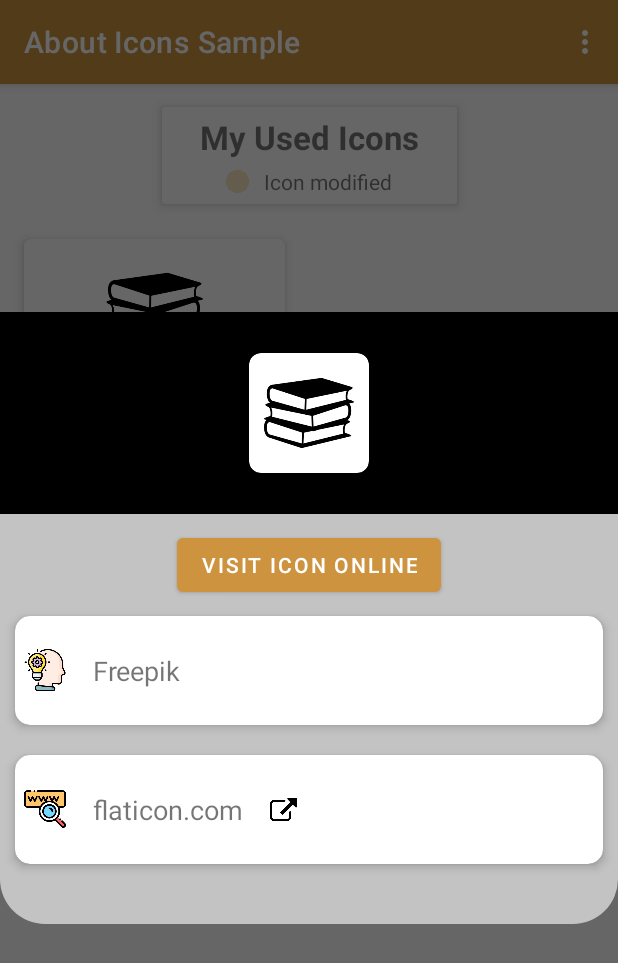
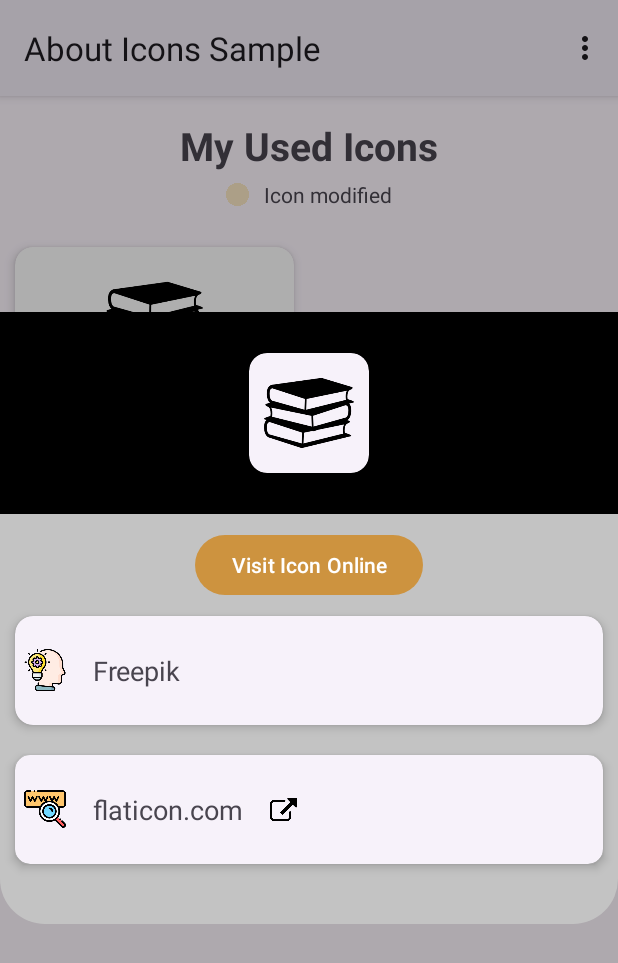
Before and after one commit to cyb3rko/about-icons, an Android app: the screen it shows after launch (MainActivity), after a tap on an icon or button, on a phone screen of 412 x 824 dp. Shown: the top 963 px of the screen. Run offline under Robolectric (Android 15) with nearby library versions, the phone set to English and light mode, and no system bars; 1 statement that could not run was skipped.

Commit message:
Update library design

```diff
--- a/app/src/main/java/com/cyb3rko/abouticonssample/About.kt
+++ b/app/src/main/java/com/cyb3rko/abouticonssample/About.kt
@@ -39,7 +39,10 @@ class About : AppCompatActivity() {
             )
             .addEmail("niko@cyb3rko.de", "Contact me")
             // GitHub item
-            .addGitHub("cyb3rko", "Take a look at my other projects")
+            .addItem(Element().setTitle("Take a look at my other projects").setIconDrawable(githubIcon).setOnClickListener {
+                    startActivity(Intent(Intent.ACTION_VIEW, Uri.parse("https://github.com/cyb3rko/")))
+                }
+            )
             .addItem(
                 Element().setTitle("Follow me").setIconDrawable(instagramIcon)
                     .setIconTint(instagramColor).setOnClickListener {
--- a/app/src/main/res/values/styles.xml
+++ b/app/src/main/res/values/styles.xml
@@ -1,13 +1,13 @@
 <resources>
     <!-- Base application theme. -->
-    <style name="AppTheme" parent="Theme.MaterialComponents.DayNight.DarkActionBar">
+    <style name="AppTheme" parent="Theme.Material3.DayNight">
         <!-- Customize your theme here. -->
         <item name="colorPrimary">@color/colorPrimary</item>
         <item name="colorPrimaryDark">@color/colorPrimaryDark</item>
         <item name="colorAccent">@color/colorAccent</item>
     </style>
 
-    <style name="NoActionBar" parent="Theme.MaterialComponents.DayNight.DarkActionBar">
+    <style name="NoActionBar" parent="Theme.Material3.DayNight.NoActionBar">
         <item name="colorPrimary">@color/colorPrimary</item>
         <item name="colorPrimaryDark">@color/colorPrimaryDark</item>
         <item name="colorAccent">@color/colorAccent</item>
--- a/library/src/main/java/com/cyb3rko/abouticons/RecyclerViewAdapter.kt
+++ b/library/src/main/java/com/cyb3rko/abouticons/RecyclerViewAdapter.kt
@@ -8,11 +8,10 @@ import android.view.LayoutInflater
 import android.view.View
 import android.view.ViewGroup
 import android.widget.ImageView
-import android.widget.LinearLayout
 import android.widget.TextView
-import androidx.core.content.ContextCompat
 import androidx.core.content.res.ResourcesCompat
 import androidx.recyclerview.widget.RecyclerView
+import com.google.android.material.card.MaterialCardView
 
 class RecyclerViewAdapter(
     private val appContext: Context,
@@ -37,17 +36,22 @@ class RecyclerViewAdapter(
     @SuppressLint("SetTextI18n")
     override fun onBindViewHolder(holder: RecyclerView.ViewHolder, position: Int) {
         val model = getItem(position)
-        val genericViewHolder = holder as ViewHolder
+        val viewholder = holder as ViewHolder
 
-        if (allowModificationAnnotation && model.modified) {
-            genericViewHolder.itemLinLayout.setBackgroundColor(ContextCompat.getColor(appContext, R.color.colorModified))
+        val cardBackground = if (allowModificationAnnotation && model.modified) {
+            R.drawable.cardview_modified_background
         } else {
-            genericViewHolder.itemLinLayout.setBackgroundColor(ContextCompat.getColor(appContext, R.color.colorNotModified))
+            R.drawable.cardview_background
         }
-        genericViewHolder.imgUser.setImageDrawable(usedDrawables[position])
+        viewholder.container.background = ResourcesCompat.getDrawable(
+            appContext.resources,
+            cardBackground,
+            appContext.theme
+        )
+        viewholder.imgUser.setImageDrawable(usedDrawables[position])
         if (model.iconLicense.isNotEmpty()) {
-            genericViewHolder.itemLicense.visibility = View.VISIBLE
-            genericViewHolder.itemLicense.text = when (model.iconLicense) {
+            viewholder.itemLicense.visibility = View.VISIBLE
+            viewholder.itemLicense.text = when (model.iconLicense) {
                 "apache_2.0" -> "Apache 2.0"
                 "mit" -> "MIT License"
                 "cc_by_sa_3.0" -> "CC BY-SA 3.0"
@@ -59,11 +63,11 @@ class RecyclerViewAdapter(
                 else -> "..."
             }
         } else {
-            genericViewHolder.itemLicense.visibility = View.GONE
+            viewholder.itemLicense.visibility = View.GONE
         }
         val author = model.author
-        genericViewHolder.itemTxtTitle.text = (if (author != "[Missing]") "by " else "") + author
-        genericViewHolder.itemTxtMessage.text = model.website
+        viewholder.itemTxtTitle.text = (if (author != "[Missing]") "by " else "") + author
+        viewholder.itemTxtMessage.text = model.website
     }
 
     override fun getItemCount(): Int = modelList.size
@@ -106,7 +110,7 @@ class RecyclerViewAdapter(
     fun getDrawableName(index: Int): String = drawableNames[index].substring(1)
 
     inner class ViewHolder(itemView: View) : RecyclerView.ViewHolder(itemView) {
-        var itemLinLayout: LinearLayout = itemView.findViewById(R.id.linearLayout)
+        var container: MaterialCardView = itemView.findViewById(R.id.container)
         var imgUser: ImageView = itemView.findViewById(R.id.img_user)
         var itemLicense: TextView = itemView.findViewById(R.id.item_license)
         var itemTxtTitle: TextView = itemView.findViewById(R.id.item_txt_title)
--- /dev/null
+++ b/library/src/main/res/drawable/cardview_background.xml
@@ -0,0 +1,13 @@
+<?xml version="1.0" encoding="utf-8"?>
+<shape xmlns:android="http://schemas.android.com/apk/res/android">
+
+    <solid android:color="@color/colorNotModified" />
+    <corners android:radius="12dp" />
+
+    <padding
+        android:top="1dp"
+        android:left="1dp"
+        android:right="1dp"
+        android:bottom="1dp" />
+
+</shape>
--- /dev/null
+++ b/library/src/main/res/drawable/cardview_modified_background.xml
@@ -0,0 +1,13 @@
+<?xml version="1.0" encoding="utf-8"?>
+<shape xmlns:android="http://schemas.android.com/apk/res/android">
+
+    <solid android:color="@color/colorModified" />
+    <corners android:radius="12dp" />
+
+    <padding
+        android:top="1dp"
+        android:left="1dp"
+        android:right="1dp"
+        android:bottom="1dp" />
+
+</shape>
--- a/library/src/main/res/layout/activity_icon_view.xml
+++ b/library/src/main/res/layout/activity_icon_view.xml
@@ -6,46 +6,34 @@
     android:layout_width="match_parent"
     android:orientation="vertical">
 
-    <ProgressBar
+    <com.google.android.material.progressindicator.CircularProgressIndicator
         android:id="@+id/progress_bar"
-        style="?android:attr/progressBarStyle"
         android:layout_width="match_parent"
         android:layout_height="wrap_content"
         android:layout_marginTop="35dp"
         android:indeterminate="true"
-        android:indeterminateBehavior="cycle"
         app:layout_constraintEnd_toEndOf="parent"
         app:layout_constraintStart_toStartOf="parent"
         app:layout_constraintTop_toBottomOf="@+id/header" />
 
-    <androidx.cardview.widget.CardView
+    <LinearLayout
         android:id="@+id/header"
         android:layout_width="wrap_content"
         android:layout_height="wrap_content"
         android:layout_gravity="center_horizontal"
         android:layout_marginTop="15dp"
-        app:cardElevation="4dp"
+        android:gravity="center_horizontal"
+        android:orientation="vertical"
         app:layout_constraintEnd_toEndOf="parent"
         app:layout_constraintStart_toStartOf="parent"
         app:layout_constraintTop_toTopOf="parent">
 
-        <LinearLayout
-            android:layout_width="wrap_content"
-            android:layout_height="wrap_content"
-            android:layout_gravity="center_horizontal"
-            android:layout_marginLeft="25dp"
-            android:layout_marginTop="5dp"
-            android:layout_marginRight="25dp"
-            android:layout_marginBottom="5dp"
-            android:gravity="center_horizontal"
-            android:orientation="vertical">
-
-            <TextView
+        <com.google.android.material.textview.MaterialTextView
             android:id="@+id/title_view"
             android:layout_width="wrap_content"
             android:layout_height="wrap_content"
             android:text="Used Icons"
-                android:textSize="22sp"
+            android:textSize="26sp"
             android:textStyle="bold"
             tools:ignore="HardcodedText" />
 
@@ -68,7 +56,7 @@
                 android:layout_width="10dp"
                 android:layout_height="match_parent" />
 
-                <TextView
+            <com.google.android.material.textview.MaterialTextView
                 android:id="@+id/modified_text"
                 android:layout_width="wrap_content"
                 android:layout_height="wrap_content"
@@ -78,14 +66,12 @@
 
     </LinearLayout>
 
-    </androidx.cardview.widget.CardView>
-
     <androidx.recyclerview.widget.RecyclerView
         android:id="@+id/recycler_view"
         android:layout_width="match_parent"
         android:layout_height="0dp"
         android:scrollbars="vertical"
-        android:layout_marginTop="10dp"
+        android:layout_marginTop="20dp"
         app:layout_constraintTop_toBottomOf="@id/header"
         app:layout_constraintStart_toStartOf="parent"
         app:layout_constraintEnd_toEndOf="parent"
--- a/library/src/main/res/layout/bottom_sheet_license.xml
+++ b/library/src/main/res/layout/bottom_sheet_license.xml
@@ -4,7 +4,7 @@
     android:layout_height="match_parent"
     android:orientation="vertical">
 
-    <TextView
+    <com.google.android.material.textview.MaterialTextView
         android:id="@+id/message_view"
         android:layout_width="match_parent"
         android:layout_height="wrap_content"
--- a/library/src/main/res/layout/dialog_icon_info.xml
+++ b/library/src/main/res/layout/dialog_icon_info.xml
@@ -20,15 +20,16 @@
             android:orientation="vertical"
             android:padding="12dp">
 
-            <androidx.cardview.widget.CardView
+            <com.google.android.material.card.MaterialCardView
                 android:id="@+id/icon_card"
                 android:layout_width="wrap_content"
                 android:layout_height="wrap_content"
                 android:layout_gravity="center_horizontal"
                 android:layout_marginTop="15dp"
                 android:layout_marginBottom="15dp"
+                style="@style/Widget.Material3.CardView.Elevated"
                 app:cardElevation="4dp"
-                app:cardCornerRadius="8dp"
+                app:cardCornerRadius="12dp"
                 app:contentPadding="10dp">
 
                 <ImageView
@@ -40,7 +41,7 @@
                     tools:src="@tools:sample/avatars"
                     tools:ignore="HardcodedText" />
 
-            </androidx.cardview.widget.CardView>
+            </com.google.android.material.card.MaterialCardView>
 
         </LinearLayout>
 
@@ -50,7 +51,7 @@
             android:layout_height="match_parent"
             android:orientation="vertical">
 
-            <Button
+            <com.google.android.material.button.MaterialButton
                 android:id="@+id/visit_button"
                 android:layout_width="wrap_content"
                 android:layout_height="wrap_content"
@@ -59,15 +60,16 @@
                 android:text="Visit Icon Online"
                 tools:ignore="HardcodedText" />
 
-            <androidx.cardview.widget.CardView
+            <com.google.android.material.card.MaterialCardView
                 app:cardElevation="4dp"
-                app:cardCornerRadius="10dp"
+                app:cardCornerRadius="12dp"
                 android:layout_width="match_parent"
                 android:layout_height="wrap_content"
                 android:layout_marginTop="10dp"
                 android:layout_marginBottom="20dp"
                 android:layout_marginStart="10dp"
-                android:layout_marginEnd="10dp">
+                android:layout_marginEnd="10dp"
+                style="@style/Widget.Material3.CardView.Elevated">
 
                 <LinearLayout
                     android:layout_width="match_parent"
@@ -85,7 +87,7 @@
                         android:src="@drawable/author"
                         tools:ignore="HardcodedText" />
 
-                    <TextView
+                    <com.google.android.material.textview.MaterialTextView
                         android:id="@+id/author_view"
                         android:layout_width="match_parent"
                         android:layout_height="wrap_content"
@@ -95,16 +97,17 @@
 
                 </LinearLayout>
 
-            </androidx.cardview.widget.CardView>
+            </com.google.android.material.card.MaterialCardView>
 
-            <androidx.cardview.widget.CardView
+            <com.google.android.material.card.MaterialCardView
                 app:cardElevation="4dp"
                 app:cardCornerRadius="10dp"
                 android:layout_width="match_parent"
                 android:layout_height="wrap_content"
                 android:layout_marginBottom="20dp"
                 android:layout_marginStart="10dp"
-                android:layout_marginEnd="10dp">
+                android:layout_marginEnd="10dp"
+                style="@style/Widget.Material3.CardView.Elevated">
 
                 <LinearLayout
                     android:layout_width="match_parent"
@@ -121,7 +124,7 @@
                         android:contentDescription="Website Icon"
                         android:src="@drawable/website"/>
 
-                    <TextView
+                    <com.google.android.material.textview.MaterialTextView
                         android:id="@+id/website_view"
                         android:layout_width="wrap_content"
                         android:layout_height="wrap_content"
@@ -141,9 +144,9 @@
 
                 </LinearLayout>
 
-            </androidx.cardview.widget.CardView>
+            </com.google.android.material.card.MaterialCardView>
 
-            <androidx.cardview.widget.CardView
+            <com.google.android.material.card.MaterialCardView
                 app:cardElevation="4dp"
                 app:cardCornerRadius="10dp"
                 android:id="@+id/modified_container"
@@ -151,7 +154,8 @@
                 android:layout_height="wrap_content"
                 android:layout_marginBottom="20dp"
                 android:layout_marginStart="10dp"
-                android:layout_marginEnd="10dp">
+                android:layout_marginEnd="10dp"
+                style="@style/Widget.Material3.CardView.Elevated">
 
                 <LinearLayout
                     android:layout_width="match_parent"
@@ -168,7 +172,7 @@
                         android:contentDescription="Tools Icon"
                         android:src="@drawable/modification"/>
 
-                    <TextView
+                    <com.google.android.material.textview.MaterialTextView
                         android:id="@+id/modified_view"
                         android:layout_width="match_parent"
                         android:layout_height="wrap_content"
@@ -178,16 +182,17 @@
 
                 </LinearLayout>
 
-            </androidx.cardview.widget.CardView>
+            </com.google.android.material.card.MaterialCardView>
 
-            <androidx.cardview.widget.CardView
+            <com.google.android.material.card.MaterialCardView
                 app:cardElevation="4dp"
                 app:cardCornerRadius="10dp"
                 android:layout_width="match_parent"
                 android:layout_height="wrap_content"
                 android:layout_marginBottom="20dp"
                 android:layout_marginStart="10dp"
-                android:layout_marginEnd="10dp">
+                android:layout_marginEnd="10dp"
+                style="@style/Widget.Material3.CardView.Elevated">
 
                 <LinearLayout
                     android:id="@+id/license_container"
@@ -206,7 +211,7 @@
                         android:contentDescription="License Icon"
                         android:src="@drawable/license"/>
 
-                    <TextView
+                    <com.google.android.material.textview.MaterialTextView
                         android:id="@+id/license_name"
                         android:layout_width="wrap_content"
                         android:layout_height="wrap_content"
@@ -227,7 +232,7 @@
 
                 </LinearLayout>
 
-            </androidx.cardview.widget.CardView>
+            </com.google.android.material.card.MaterialCardView>
 
         </LinearLayout>
 
--- a/library/src/main/res/layout/item_recycler_list.xml
+++ b/library/src/main/res/layout/item_recycler_list.xml
@@ -1,7 +1,8 @@
 <?xml version="1.0" encoding="utf-8"?>
-<androidx.cardview.widget.CardView xmlns:android="http://schemas.android.com/apk/res/android"
+<com.google.android.material.card.MaterialCardView xmlns:android="http://schemas.android.com/apk/res/android"
     xmlns:app="http://schemas.android.com/apk/res-auto"
     xmlns:tools="http://schemas.android.com/tools"
+    android:id="@+id/container"
     android:layout_width="match_parent"
     android:layout_height="wrap_content"
     android:layout_marginLeft="10dp"
@@ -9,12 +10,10 @@
     android:layout_marginRight="10dp"
     android:layout_marginBottom="5dp"
     android:orientation="horizontal"
-    app:cardElevation="4dp"
-    app:cardCornerRadius="5dp"
-    app:cardUseCompatPadding="true">
+    style="@style/Widget.Material3.CardView.Elevated"
+    app:cardElevation="4dp">
 
     <LinearLayout
-        android:id="@+id/linearLayout"
         android:layout_width="match_parent"
         android:layout_height="wrap_content"
         android:gravity="center"
@@ -37,7 +36,7 @@
             android:layout_marginTop="15dp"
             android:orientation="vertical">
 
-            <TextView
+            <com.google.android.material.textview.MaterialTextView
                 android:id="@+id/item_txt_title"
                 android:layout_width="match_parent"
                 android:layout_height="wrap_content"
@@ -49,7 +48,7 @@
                 android:textColor="@android:color/white"
                 android:textSize="14sp" />
 
-            <TextView
+            <com.google.android.material.textview.MaterialTextView
                 android:id="@+id/item_txt_message"
                 android:layout_width="match_parent"
                 android:layout_height="wrap_content"
@@ -65,7 +64,7 @@
                 android:layout_width="match_parent"
                 android:layout_height="5dp" />
 
-            <TextView
+            <com.google.android.material.textview.MaterialTextView
                 android:id="@+id/item_license"
                 android:layout_width="wrap_content"
                 android:layout_height="wrap_content"
@@ -80,4 +79,4 @@
 
     </LinearLayout>
 
-</androidx.cardview.widget.CardView>
+</com.google.android.material.card.MaterialCardView>
```
Also changed, not shown: app/build.gradle (+4 -3 lines). Lines whose indentation alone changed are shown as unchanged.
